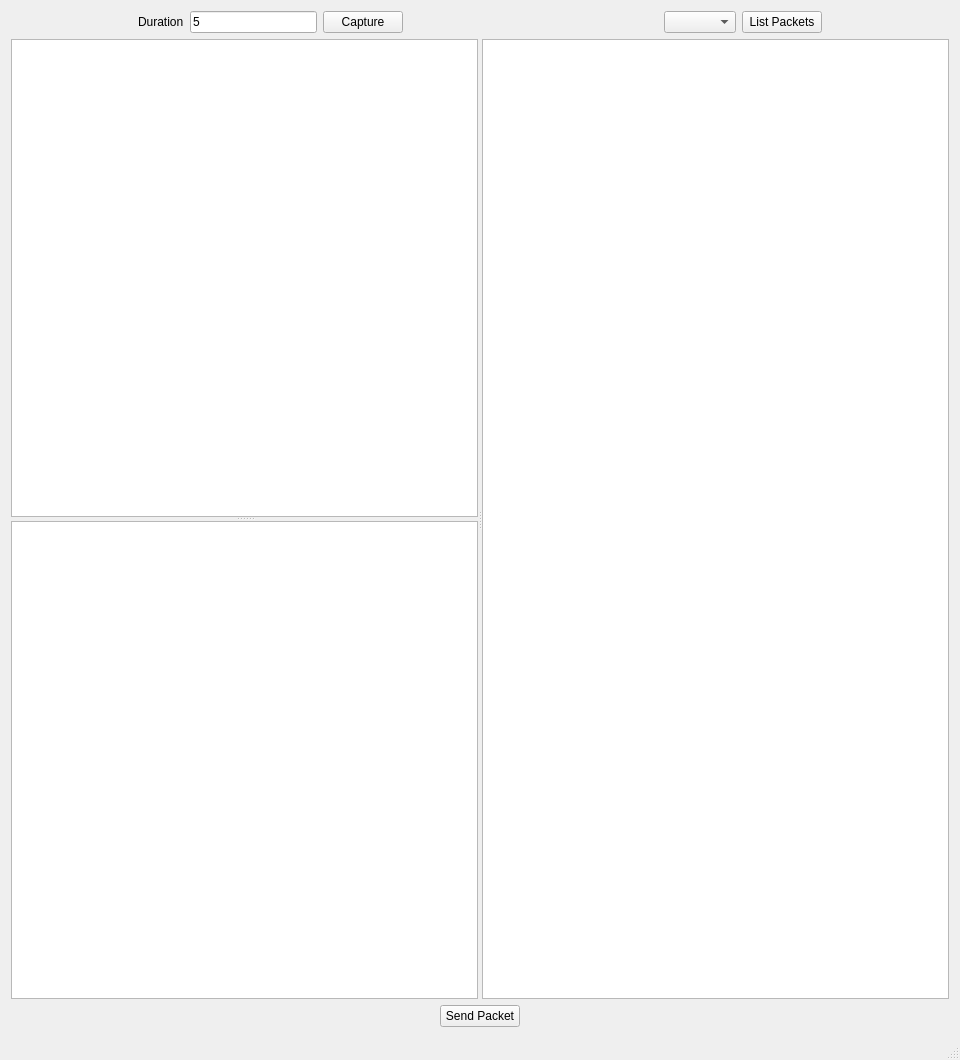
xQsme/SRC_Packets, file mainwindow.ui: the form before one commit.
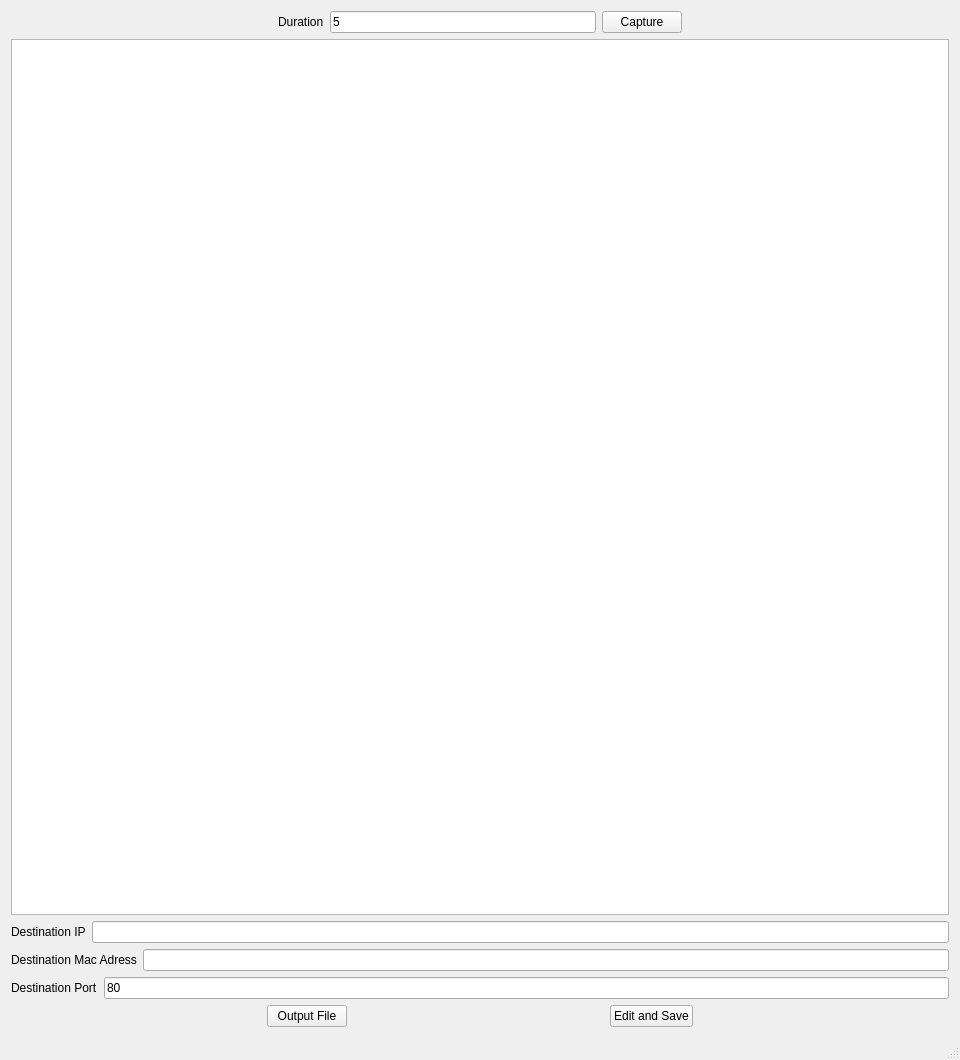
The form after the commit.

Patch:
```diff
--- a/mainwindow.ui
+++ b/mainwindow.ui
@@ -14,7 +14,7 @@
    <string>MainWindow</string>
   </property>
   <widget class="QWidget" name="centralWidget">
-   <layout class="QHBoxLayout" name="horizontalLayout_3">
+   <layout class="QHBoxLayout" name="horizontalLayout_6">
     <item>
      <layout class="QVBoxLayout" name="verticalLayout">
       <item>
@@ -54,43 +54,7 @@
          </widget>
         </item>
         <item>
-         <spacer name="horizontalSpacer_3">
-          <property name="orientation">
-           <enum>Qt::Horizontal</enum>
-          </property>
-          <property name="sizeHint" stdset="0">
-           <size>
-            <width>40</width>
-            <height>20</height>
-           </size>
-          </property>
-         </spacer>
-        </item>
-        <item>
-         <spacer name="horizontalSpacer">
-          <property name="orientation">
-           <enum>Qt::Horizontal</enum>
-          </property>
-          <property name="sizeHint" stdset="0">
-           <size>
-            <width>40</width>
-            <height>20</height>
-           </size>
-          </property>
-         </spacer>
-        </item>
-        <item>
-         <widget class="QComboBox" name="comboBox"/>
-        </item>
-        <item>
-         <widget class="QPushButton" name="pushButton_2">
-          <property name="text">
-           <string>List Packets</string>
-          </property>
-         </widget>
-        </item>
-        <item>
-         <spacer name="horizontalSpacer_4">
+         <spacer name="horizontalSpacer_5">
           <property name="orientation">
            <enum>Qt::Horizontal</enum>
           </property>
@@ -105,24 +69,58 @@
        </layout>
       </item>
       <item>
-       <widget class="QSplitter" name="splitter_2">
-        <property name="orientation">
-         <enum>Qt::Horizontal</enum>
-        </property>
-        <widget class="QSplitter" name="splitter">
-         <property name="orientation">
-          <enum>Qt::Vertical</enum>
-         </property>
-         <widget class="QTextBrowser" name="textBrowser_2"/>
          <widget class="QTextBrowser" name="textBrowser"/>
-        </widget>
-        <widget class="QListWidget" name="listWidget"/>
-       </widget>
+      </item>
+      <item>
+       <layout class="QHBoxLayout" name="horizontalLayout_4">
+        <item>
+         <widget class="QLabel" name="label_2">
+          <property name="text">
+           <string>Destination IP</string>
+          </property>
+         </widget>
+        </item>
+        <item>
+         <widget class="QLineEdit" name="editIp"/>
+        </item>
+       </layout>
+      </item>
+      <item>
+       <layout class="QHBoxLayout" name="horizontalLayout_3">
+        <item>
+         <widget class="QLabel" name="label_3">
+          <property name="text">
+           <string>Destination Mac Adress</string>
+          </property>
+         </widget>
+        </item>
+        <item>
+         <widget class="QLineEdit" name="editMac"/>
+        </item>
+       </layout>
       </item>
       <item>
        <layout class="QHBoxLayout" name="horizontalLayout_2">
         <item>
-         <spacer name="horizontalSpacer_5">
+         <widget class="QLabel" name="label_4">
+          <property name="text">
+           <string>Destination Port</string>
+          </property>
+         </widget>
+        </item>
+        <item>
+         <widget class="QLineEdit" name="editPort">
+          <property name="text">
+           <string>80</string>
+          </property>
+         </widget>
+        </item>
+       </layout>
+      </item>
+      <item>
+       <layout class="QHBoxLayout" name="horizontalLayout_5">
+        <item>
+         <spacer name="horizontalSpacer_4">
           <property name="orientation">
            <enum>Qt::Horizontal</enum>
           </property>
@@ -135,14 +133,34 @@
          </spacer>
         </item>
         <item>
-         <widget class="QPushButton" name="pushButton_3">
+         <widget class="QPushButton" name="buttonOutput">
           <property name="text">
-           <string>Send Packet</string>
+           <string>Output File</string>
           </property>
          </widget>
         </item>
         <item>
-         <spacer name="horizontalSpacer_8">
+         <spacer name="horizontalSpacer">
+          <property name="orientation">
+           <enum>Qt::Horizontal</enum>
+          </property>
+          <property name="sizeHint" stdset="0">
+           <size>
+            <width>40</width>
+            <height>20</height>
+           </size>
+          </property>
+         </spacer>
+        </item>
+        <item>
+         <widget class="QPushButton" name="buttonEdit">
+          <property name="text">
+           <string>Edit and Save</string>
+          </property>
+         </widget>
+        </item>
+        <item>
+         <spacer name="horizontalSpacer_3">
           <property name="orientation">
            <enum>Qt::Horizontal</enum>
           </property>
```
Left out of the diff: 2 changed lines with no effect on the pictures. Lines whose indentation alone changed are shown as unchanged.
